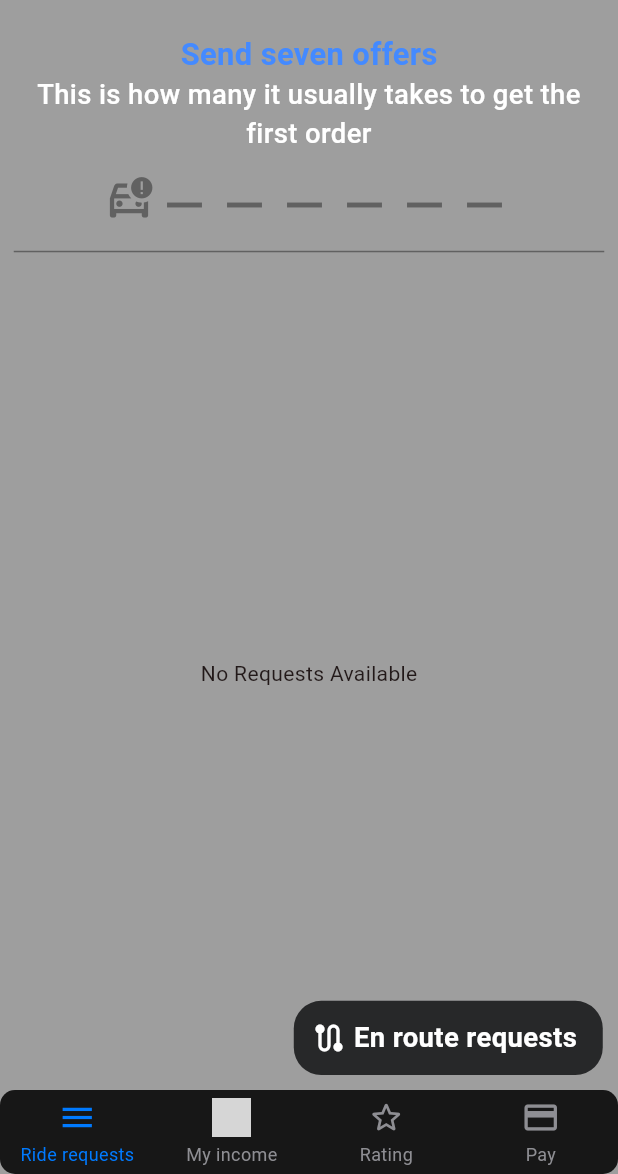
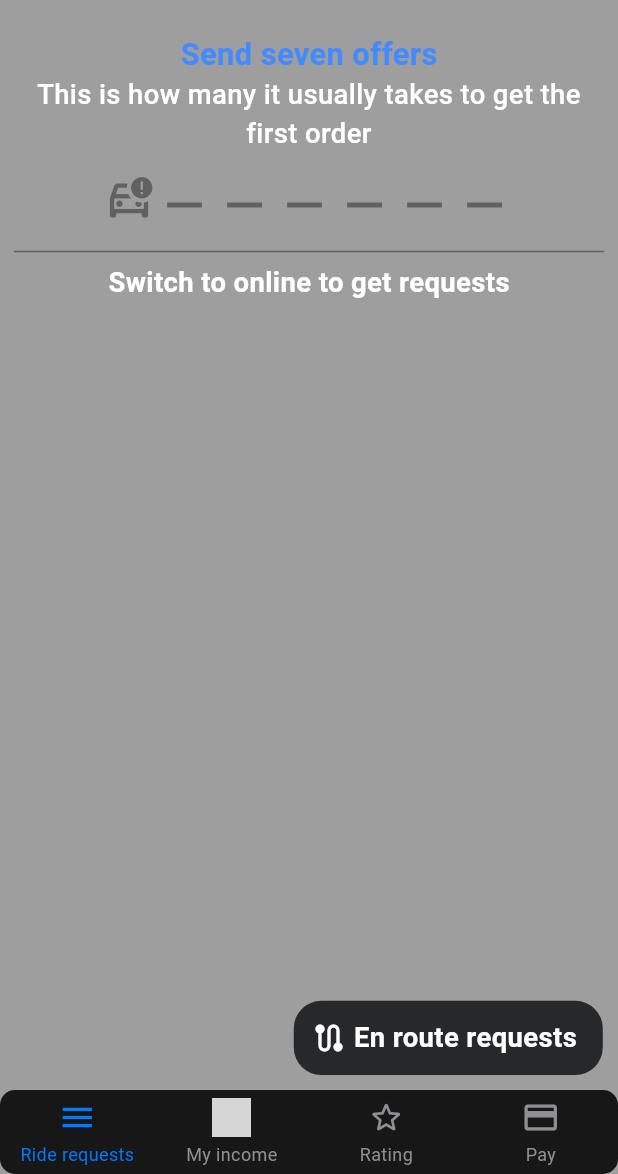
Before and after one commit to abdalrhman7/MabDirive, a Flutter app: the DriverBottomNavbar screen opened by its route, on a phone screen of 412 x 824 dp, the part 62-1236 px from its top. Run offline on Flutter 3.47's test engine with Material 2 defaults, Android fonts, the light colour scheme and no system bars; drawn by our look-alikes of persistent_bottom_nav_bar_v2; our stand-ins replace bloc, cloud_firestore, country_picker, firebase_auth, firebase_core, flutter_bloc and 7 more; accounts and stored records are empty; grey boxes are pictures that could not be loaded.

Commit message:
switch to online to get requests

```diff
--- a/lib/Core/general_components/app_drawer.dart
+++ b/lib/Core/general_components/app_drawer.dart
@@ -21,12 +21,12 @@ class AppDrawer extends StatelessWidget {
           const AccountDetailsWidget(),
           SizedBox(height: 14.h),
           InkWell(
-              onTap: (){
+              onTap: () {
                 Navigator.pushNamed(context, HistoryScreen.routeName);
               },
               child: buildListTile(icon: Icons.history, text: 'History')),
           InkWell(
-              onTap: (){
+              onTap: () {
                 Navigator.pushNamed(context, ProfileScreen.routeName);
               },
               child: buildListTile(icon: Icons.settings, text: 'Settings')),
--- a/lib/Features/ride_requests/view/widget/ride_request_stream_builder.dart
+++ b/lib/Features/ride_requests/view/widget/ride_request_stream_builder.dart
@@ -1,5 +1,6 @@
 import 'package:flutter/material.dart';
 import 'package:flutter_bloc/flutter_bloc.dart';
+import 'package:flutter_screenutil/flutter_screenutil.dart';
 
 import '../../../../Core/general_components/CustomCircularProgressIndicator.dart';
 import '../../model/ride_request.dart';
@@ -11,26 +12,33 @@ class RideRequestStreamBuilder extends StatelessWidget {
 
   @override
   Widget build(BuildContext context) {
-    return Expanded(
-      child: StreamBuilder<List<RideRequest>>(
-        stream: BlocProvider.of<RideRequestCubit>(context).rideRequestStream(),
-        builder: (context, snapshot) {
-          if (snapshot.connectionState == ConnectionState.active) {
-            final requests = snapshot.data;
-            if (requests == null || requests.isEmpty) {
-              return const Center(
-                child: Text('No Requests Available'),
+    return BlocBuilder<RideRequestCubit, RideRequestState>(
+      buildWhen: (previous, current) =>
+          previous != current && current is RideRequestSuccess ||
+          previous != current && current is RideRequestInitial,
+      builder: (context, state) {
+        if (state is RideRequestInitial) {
+          return Center(
+            child: Text(
+              'Switch to online to get requests',
+              style: TextStyle(
+                  color: Colors.white,
+                  fontSize: 16.sp,
+                  fontWeight: FontWeight.bold),
+            ),
           );
         }
-            return ListView.builder(
-              itemCount: requests.length,
+        if (state is RideRequestSuccess) {
+          return Expanded(
+            child: ListView.builder(
+              itemCount: state.requests.length,
               itemBuilder: (context, index) =>
-                  CustomerRequestCard(rideRequest: requests[index]),
+                  CustomerRequestCard(rideRequest: state.requests[index]),
+            ),
           );
         }
         return const CustomCircularProgressIndicator();
       },
-      ),
     );
   }
 }
--- a/lib/Features/ride_requests/view/widget/switch_button_widget.dart
+++ b/lib/Features/ride_requests/view/widget/switch_button_widget.dart
@@ -1,24 +1,23 @@
 import 'package:flutter/material.dart';
+import 'package:flutter_bloc/flutter_bloc.dart';
 import 'package:flutter_screenutil/flutter_screenutil.dart';
+import 'package:mab_drive/Features/ride_requests/view_model/ride_request_cubit/ride_request_cubit.dart';
 
 import '../../../../Core/ColorHelper.dart';
 
-class SwitchButtonWidget extends StatefulWidget {
+class SwitchButtonWidget extends StatelessWidget {
   const SwitchButtonWidget({super.key});
 
   @override
-  State<SwitchButtonWidget> createState() => _SwitchButtonWidgetState();
-}
-
-class _SwitchButtonWidgetState extends State<SwitchButtonWidget> {
-  bool isOffline = true;
-  @override
   Widget build(BuildContext context) {
+    var cubit = BlocProvider.of<RideRequestCubit>(context);
+    return BlocBuilder<RideRequestCubit, RideRequestState>(
+      buildWhen: (previous, current) =>
+          previous != current && current is SwitchIsOfflineState,
+      builder: (context, state) {
         return InkWell(
           onTap: () {
-        setState(() {
-          isOffline = !isOffline;
-        });
+            cubit.switchIsOffline();
           },
           child: Container(
             width: .22.sh,
@@ -26,8 +25,9 @@ class _SwitchButtonWidgetState extends State<SwitchButtonWidget> {
             decoration: BoxDecoration(
               borderRadius: BorderRadius.circular(22.w),
               border: Border.all(
-              color:
-                  isOffline ? ColorHelper.mainColor : ColorHelper.greenColor),
+                  color: cubit.isOffline
+                      ? ColorHelper.mainColor
+                      : ColorHelper.greenColor),
             ),
             child: Padding(
               padding: EdgeInsets.symmetric(horizontal: 2.w),
@@ -35,12 +35,12 @@ class _SwitchButtonWidgetState extends State<SwitchButtonWidget> {
                 mainAxisAlignment: MainAxisAlignment.spaceBetween,
                 children: [
                   Visibility(
-                visible: isOffline,
+                    visible: cubit.isOffline,
                     child: isOfflineButton(
                         color: ColorHelper.mainColor, text: 'Offline'),
                   ),
                   Visibility(
-                visible: !isOffline,
+                    visible: !cubit.isOffline,
                     child: isOfflineButton(
                         color: ColorHelper.greenColor, text: 'Online'),
                   ),
@@ -48,6 +48,8 @@ class _SwitchButtonWidgetState extends State<SwitchButtonWidget> {
               ),
             ),
           ),
+        );
+      },
     );
   }
 
--- a/lib/Features/ride_requests/view_model/ride_request_cubit/ride_request_state.dart
+++ b/lib/Features/ride_requests/view_model/ride_request_cubit/ride_request_state.dart
@@ -5,6 +5,12 @@ abstract class RideRequestState {}
 
 class RideRequestInitial extends RideRequestState {}
 
-// class RideRequestLoading extends RideRequestState {}
-//
-// class RideRequestSuccess extends RideRequestState {}
+class RideRequestLoading extends RideRequestState {}
+
+class RideRequestSuccess extends RideRequestState {
+  final List<RideRequest> requests;
+
+  RideRequestSuccess(this.requests);
+}
+
+class SwitchIsOfflineState extends RideRequestState {}
```
Also changed, not shown: lib/Features/ride_requests/view/widget/customer_request_card.dart (+17 -5 lines), lib/Features/ride_requests/view/widget/customer_request_details_dialog.dart (+6 -3 lines), lib/Features/ride_requests/view_model/ride_request_cubit/ride_request_cubit.dart (+22 -5 lines). Lines whose indentation alone changed are shown as unchanged.
